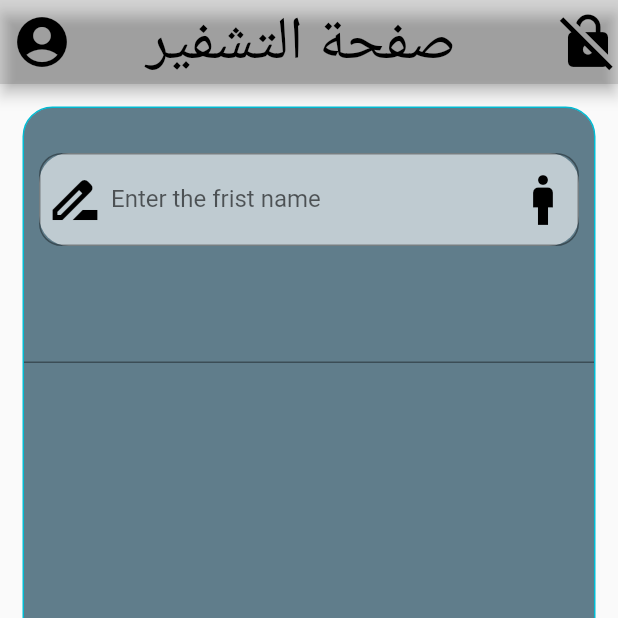
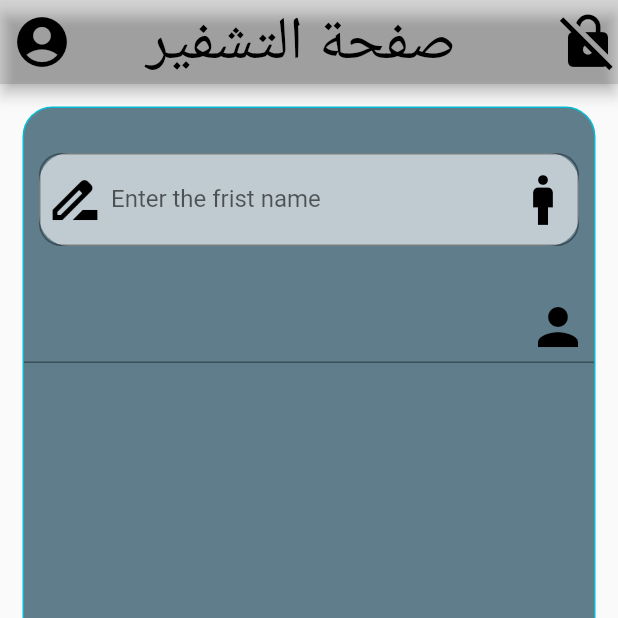
Before and after one commit to salahalddinn/project_flutter, a Flutter app: the screen it shows after launch, on a phone screen of 412 x 824 dp, the top half of it. Run offline on Flutter 3.47's test engine with Material 2 defaults, Android fonts, the phone set to English and light mode, and no system bars.

Commit message:
change  Textformfield 2 InputDecoration suffixIcon and color and size

```diff
--- a/lib/main.dart
+++ b/lib/main.dart
@@ -65,6 +65,9 @@ class screan1 extends StatelessWidget {
                   ),
                   SizedBox(height: 20,),
                TextFormField(
+                 decoration: InputDecoration(
+                   suffixIcon: Icon(Icons.person,size: 40,color: Colors.black,),
+                 ),
 
                ),
                 ],
```
